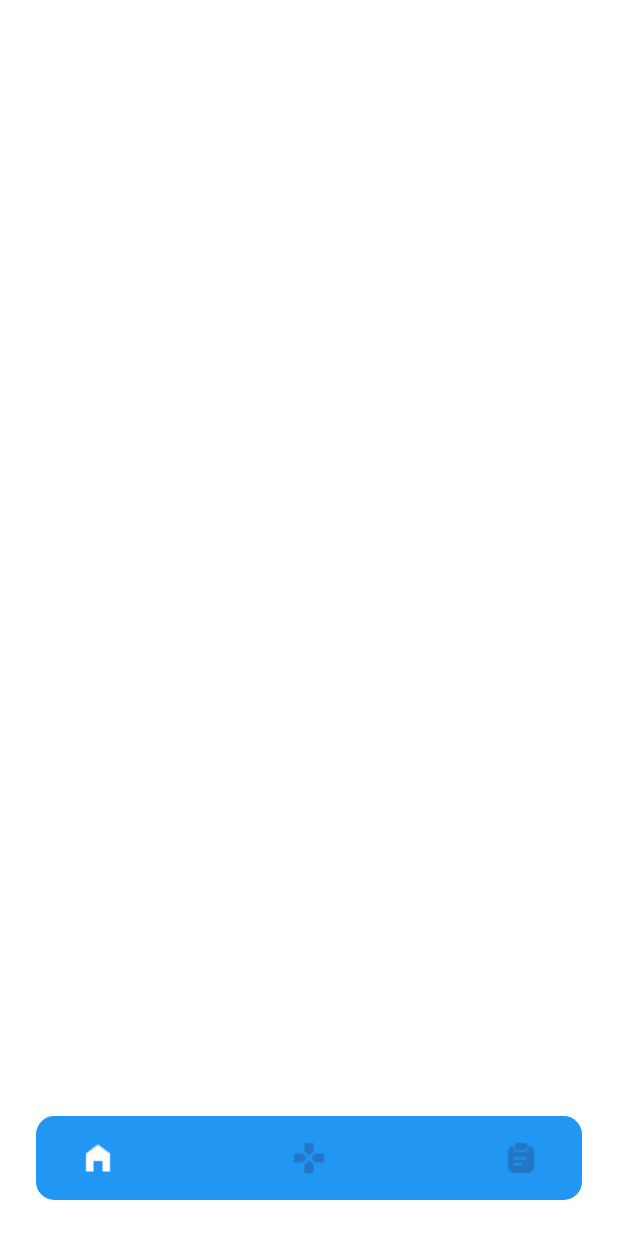
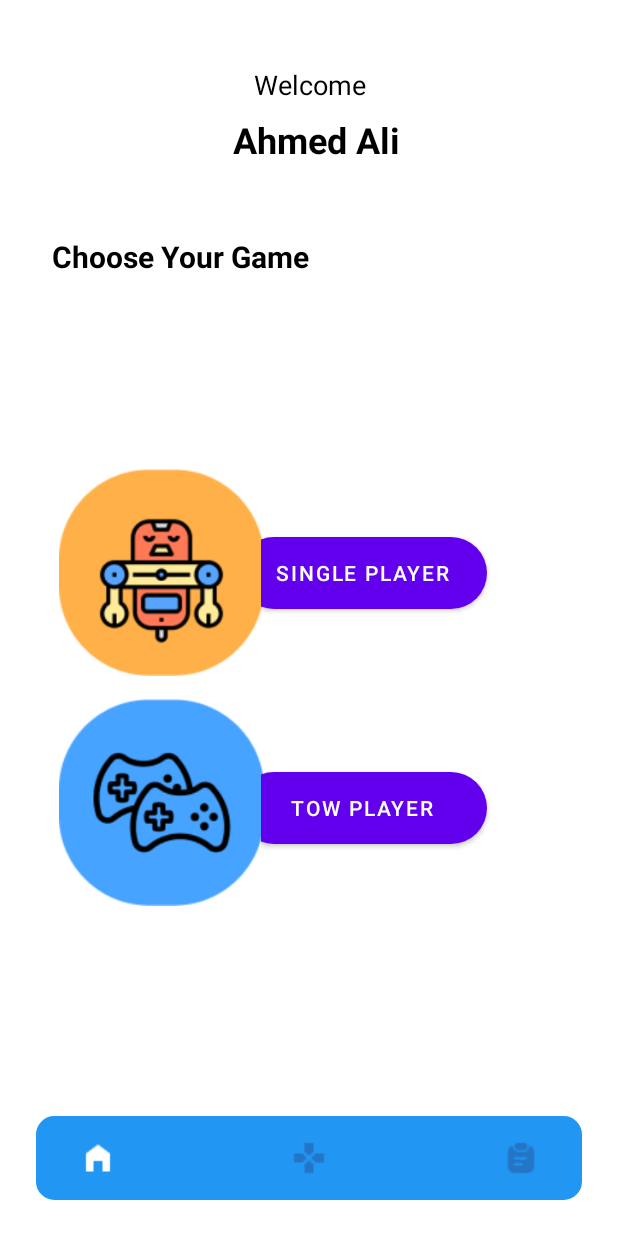
Before and after one commit to AhmedAbozaid9/College_Project, an Android app: the screen it shows after launch (MainActivity), on a phone screen of 412 x 824 dp. Run offline under Robolectric (Android 15) with nearby library versions, the phone set to English and light mode, and no system bars.

Commit message:
adds main activity

```diff
--- /dev/null
+++ b/app/src/main/res/drawable-v24/bottom_banar.xml
@@ -0,0 +1,11 @@
+<?xml version="1.0" encoding="utf-8"?>
+<selector xmlns:android="http://schemas.android.com/apk/res/android">
+<item>
+    <shape android:shape="rectangle">
+        <solid android:color="@color/material_dynamic_primary60"/>
+        <corners android:radius="15dp"/>
+    </shape>
+
+
+</item>
+</selector>
--- /dev/null
+++ b/app/src/main/res/drawable-v24/rounded_but.xml
@@ -0,0 +1,13 @@
+<?xml version="1.0" encoding="utf-8"?>
+<shape xmlns:android="http://schemas.android.com/apk/res/android">
+<solid android:color="#E44918"/>
+    <corners
+
+
+        android:topRightRadius="45dp"
+        android:topLeftRadius="45dp"
+        android:bottomLeftRadius="45dp"
+        android:bottomRightRadius="45dp"
+
+        />
+</shape>
--- /dev/null
+++ b/app/src/main/res/drawable-v24/rounded_but2.xml
@@ -0,0 +1,13 @@
+<?xml version="1.0" encoding="utf-8"?>
+<shape xmlns:android="http://schemas.android.com/apk/res/android">
+    <solid android:color="#371F63"/>
+    <corners
+
+
+        android:topRightRadius="45dp"
+        android:topLeftRadius="45dp"
+        android:bottomLeftRadius="45dp"
+        android:bottomRightRadius="45dp"
+
+        />
+</shape>
--- a/app/src/main/res/layout/activity_main.xml
+++ b/app/src/main/res/layout/activity_main.xml
@@ -5,6 +5,50 @@
     android:layout_width="match_parent"
     android:layout_height="match_parent"
     tools:context=".MainActivity">
+
+    <TextView
+        android:id="@+id/textView2"
+        android:layout_width="wrap_content"
+        android:layout_height="wrap_content"
+        android:layout_marginStart="152dp"
+        android:layout_marginTop="44dp"
+        android:layout_marginEnd="151dp"
+        android:text="Welcome"
+        android:textColor="@color/black"
+        android:textSize="18dp"
+
+        app:layout_constraintEnd_toEndOf="parent"
+        app:layout_constraintStart_toStartOf="parent"
+        app:layout_constraintTop_toTopOf="parent" />
+
+    <TextView
+        android:id="@+id/textView3"
+        android:layout_width="wrap_content"
+        android:layout_height="wrap_content"
+        android:layout_marginTop="8dp"
+        android:text="Ahmed Ali"
+        android:textColor="@color/black"
+        android:textSize="24dp"
+        android:textStyle="bold"
+        app:layout_constraintEnd_toEndOf="@+id/textView2"
+        app:layout_constraintHorizontal_bias="0.384"
+        app:layout_constraintStart_toStartOf="@+id/textView2"
+        app:layout_constraintTop_toBottomOf="@+id/textView2" />
+
+    <TextView
+        android:id="@+id/textView4"
+        android:layout_width="wrap_content"
+        android:layout_height="wrap_content"
+        android:layout_marginStart="20dp"
+        android:layout_marginTop="48dp"
+        android:text="Choose Your Game"
+        android:textColor="@color/black"
+        android:textSize="20sp"
+        android:textStyle="bold"
+        app:layout_constraintEnd_toEndOf="parent"
+        app:layout_constraintHorizontal_bias="0.067"
+        app:layout_constraintStart_toStartOf="parent"
+        app:layout_constraintTop_toBottomOf="@+id/textView3" />
 
     <LinearLayout
         android:layout_width="match_parent"
@@ -59,4 +103,79 @@
             tools:layout_editor_absoluteY="667dp" />
     </LinearLayout>
 
+
+
+    <androidx.constraintlayout.widget.ConstraintLayout
+        android:id="@+id/constraintLayout2"
+        android:layout_width="360dp"
+        android:layout_height="407dp"
+        app:layout_constraintBottom_toBottomOf="parent"
+        app:layout_constraintEnd_toEndOf="parent"
+        app:layout_constraintHorizontal_bias="0.0"
+        app:layout_constraintStart_toStartOf="parent"
+        app:layout_constraintTop_toTopOf="parent"
+        app:layout_constraintVertical_bias="0.712">
+
+        <ImageView
+            android:id="@+id/imageView9"
+            android:layout_width="167dp"
+            android:layout_height="138dp"
+            android:layout_marginStart="24dp"
+            app:layout_constraintBottom_toBottomOf="parent"
+            app:layout_constraintStart_toStartOf="parent"
+            app:layout_constraintTop_toTopOf="parent"
+            app:layout_constraintVertical_bias="0.059"
+            app:srcCompat="@drawable/frame_1219" />
+
+        <ImageView
+            android:id="@+id/imageView10"
+            android:layout_width="167dp"
+            android:layout_height="138dp"
+            android:layout_marginStart="24dp"
+            android:layout_marginBottom="92dp"
+            app:layout_constraintBottom_toBottomOf="parent"
+            app:layout_constraintStart_toStartOf="parent"
+            app:layout_constraintTop_toBottomOf="@+id/imageView9"
+            app:layout_constraintVertical_bias="0.652"
+            app:srcCompat="@drawable/multiplayer" />
+
+        <androidx.constraintlayout.widget.ConstraintLayout
+            android:id="@+id/constraintLayout"
+            android:layout_width="186dp"
+            android:layout_height="389dp"
+            android:layout_marginTop="4dp"
+            android:layout_marginBottom="5dp"
+            app:layout_constraintBottom_toBottomOf="parent"
+            app:layout_constraintEnd_toEndOf="parent"
+            app:layout_constraintTop_toTopOf="parent"
+            app:layout_constraintVertical_bias="0.0">
+
+            <Button
+                android:id="@+id/button6"
+                android:layout_width="166dp"
+                android:layout_height="48dp"
+                android:layout_marginEnd="36dp"
+                android:background="@drawable/rounded_but2"
+                android:text="Tow player"
+                android:textColor="@color/white"
+                app:layout_constraintBottom_toBottomOf="parent"
+                app:layout_constraintEnd_toEndOf="parent"
+                app:layout_constraintTop_toTopOf="parent"
+                app:layout_constraintVertical_bias="0.627" />
+
+            <Button
+                android:id="@+id/button2"
+                android:layout_width="166dp"
+                android:layout_height="48dp"
+                android:layout_marginEnd="36dp"
+                android:background="@drawable/rounded_but"
+                android:text="Single Player"
+                android:textColor="@color/white"
+                app:layout_constraintBottom_toBottomOf="parent"
+                app:layout_constraintEnd_toEndOf="parent"
+                app:layout_constraintTop_toTopOf="parent"
+                app:layout_constraintVertical_bias="0.168" />
+        </androidx.constraintlayout.widget.ConstraintLayout>
+    </androidx.constraintlayout.widget.ConstraintLayout>
+
 </androidx.constraintlayout.widget.ConstraintLayout>
```
Also changed, not shown: app/src/main/res/drawable-v24/frame_1219.png (added), app/src/main/res/drawable-v24/games.png (renamed from app/src/main/res/drawable/games.png), app/src/main/res/drawable-v24/home.png (renamed from app/src/main/res/drawable/home.png), app/src/main/res/drawable-v24/multiplayer.png (added).
